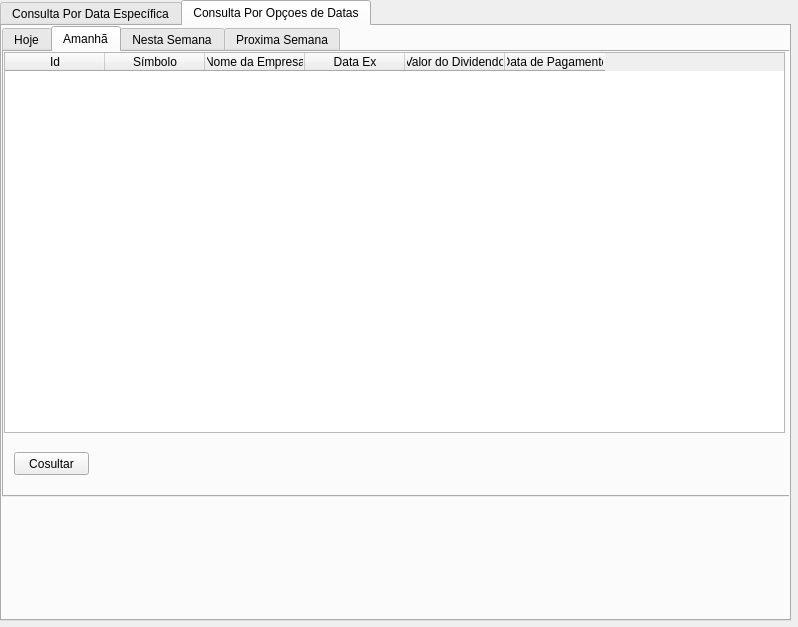
The window that Rotinas/FrontEnd/Interface/Window_Dividendos.ui (leobrunoms8/CapitalTrack) describes before a commit, drawn with Qt 5.
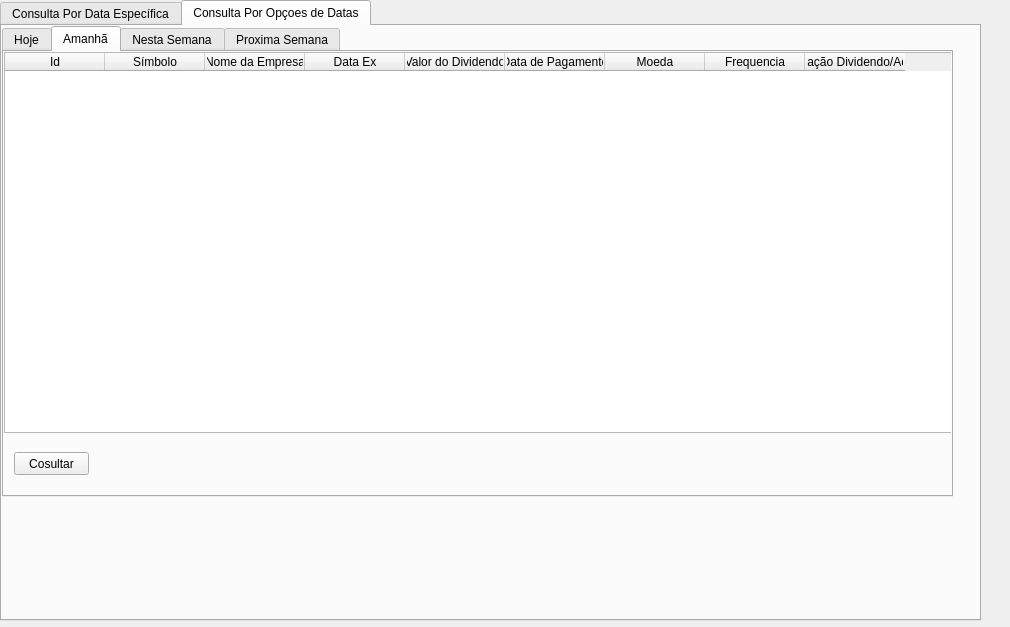
The same window after the commit. The open tabs and pages were chosen to show the change.

```diff
--- a/Rotinas/FrontEnd/Interface/Window_Dividendos.ui
+++ b/Rotinas/FrontEnd/Interface/Window_Dividendos.ui
@@ -6,7 +6,7 @@
    <rect>
     <x>0</x>
     <y>0</y>
-    <width>798</width>
+    <width>1010</width>
     <height>627</height>
    </rect>
   </property>
@@ -18,7 +18,7 @@
     <rect>
      <x>0</x>
      <y>0</y>
-     <width>791</width>
+     <width>981</width>
      <height>621</height>
     </rect>
    </property>
@@ -115,7 +115,7 @@
       <rect>
        <x>0</x>
        <y>0</y>
-       <width>791</width>
+       <width>951</width>
        <height>471</height>
       </rect>
      </property>
@@ -184,46 +184,6 @@
       <attribute name="title">
        <string>Amanhã</string>
       </attribute>
-      <widget class="QTableWidget" name="tableWidget_3">
-       <property name="geometry">
-        <rect>
-         <x>0</x>
-         <y>0</y>
-         <width>781</width>
-         <height>381</height>
-        </rect>
-       </property>
-       <column>
-        <property name="text">
-         <string>Id</string>
-        </property>
-       </column>
-       <column>
-        <property name="text">
-         <string>Símbolo</string>
-        </property>
-       </column>
-       <column>
-        <property name="text">
-         <string>Nome da Empresa</string>
-        </property>
-       </column>
-       <column>
-        <property name="text">
-         <string>Data Ex</string>
-        </property>
-       </column>
-       <column>
-        <property name="text">
-         <string>Valor do Dividendo</string>
-        </property>
-       </column>
-       <column>
-        <property name="text">
-         <string>Data de Pagamento</string>
-        </property>
-       </column>
-      </widget>
       <widget class="QPushButton" name="pushButton_4">
        <property name="geometry">
         <rect>
@@ -237,6 +197,61 @@
         <string>Cosultar</string>
        </property>
       </widget>
+      <widget class="QTableWidget" name="tableWidget_8">
+       <property name="geometry">
+        <rect>
+         <x>0</x>
+         <y>0</y>
+         <width>961</width>
+         <height>381</height>
+        </rect>
+       </property>
+       <column>
+        <property name="text">
+         <string>Id</string>
+        </property>
+       </column>
+       <column>
+        <property name="text">
+         <string>Símbolo</string>
+        </property>
+       </column>
+       <column>
+        <property name="text">
+         <string>Nome da Empresa</string>
+        </property>
+       </column>
+       <column>
+        <property name="text">
+         <string>Data Ex</string>
+        </property>
+       </column>
+       <column>
+        <property name="text">
+         <string>Valor do Dividendo</string>
+        </property>
+       </column>
+       <column>
+        <property name="text">
+         <string>Data de Pagamento</string>
+        </property>
+       </column>
+       <column>
+        <property name="text">
+         <string>Moeda</string>
+        </property>
+       </column>
+       <column>
+        <property name="text">
+         <string>Frequencia</string>
+        </property>
+       </column>
+       <column>
+        <property name="text">
+         <string>Relação Dividendo/Ação</string>
+        </property>
+       </column>
+      </widget>
      </widget>
      <widget class="QWidget" name="tab_5">
       <attribute name="title">
```
Left out of the diff: 209 changed lines with no effect on the pictures.
